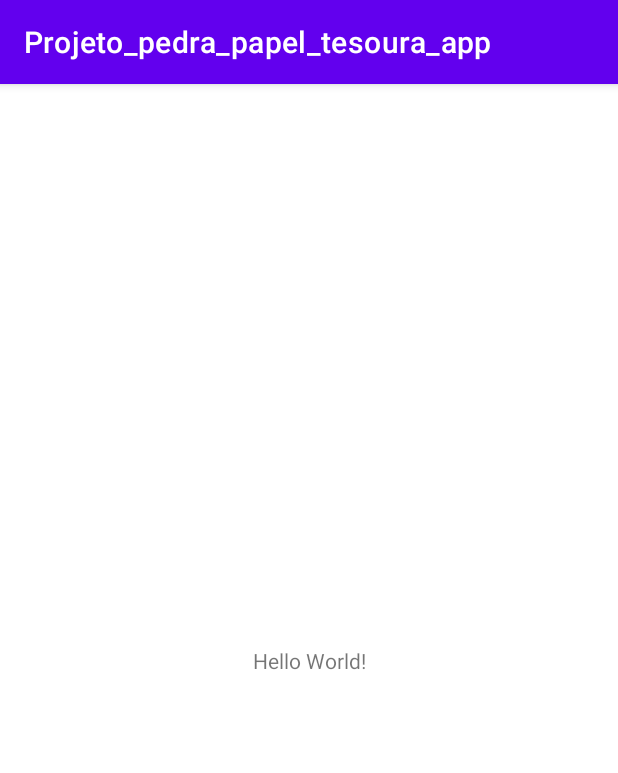
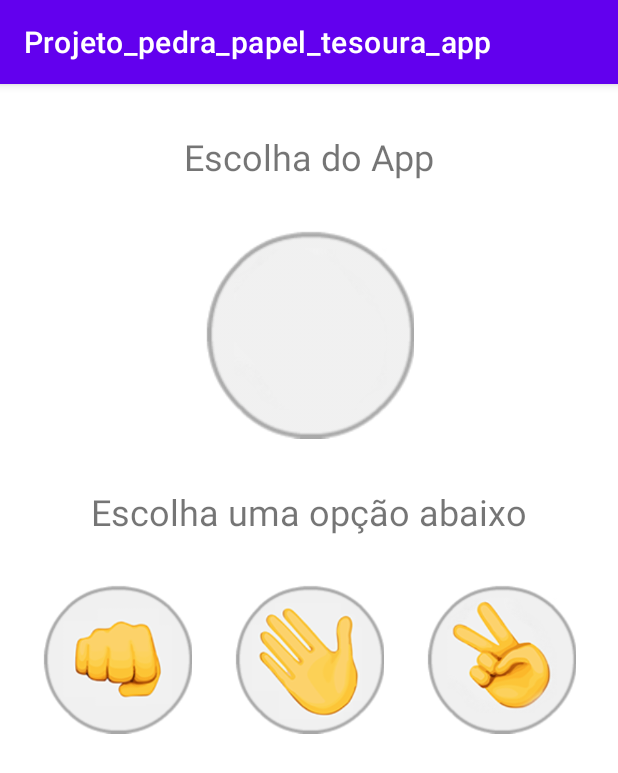
Before and after one commit to diegocb81/Projeto_pedra_papel_tesoura_app, an Android app: the screen it shows after launch (MainActivity), on a phone screen of 412 x 824 dp. Shown: the top 773 px of the screen. Run offline under Robolectric (Android 15) with nearby library versions, the phone set to English and light mode, and no system bars.

Commit message:
Configurando interface do App

```diff
--- a/app/src/main/res/layout/activity_main.xml
+++ b/app/src/main/res/layout/activity_main.xml
@@ -6,13 +6,68 @@
     android:layout_height="match_parent"
     tools:context=".MainActivity">
 
+    <ImageView
+        android:id="@+id/imageView4"
+        android:layout_width="100dp"
+        android:layout_height="100dp"
+        android:layout_marginTop="32dp"
+        app:layout_constraintEnd_toEndOf="parent"
+        app:layout_constraintHorizontal_bias="0.5"
+        app:layout_constraintStart_toEndOf="@+id/imageView2"
+        app:layout_constraintTop_toBottomOf="@+id/textView2"
+        app:srcCompat="@drawable/tesoura" />
+
+    <ImageView
+        android:id="@+id/imageView3"
+        android:layout_width="100dp"
+        android:layout_height="100dp"
+        android:layout_marginTop="32dp"
+        app:layout_constraintEnd_toStartOf="@+id/imageView2"
+        app:layout_constraintHorizontal_bias="0.5"
+        app:layout_constraintStart_toStartOf="parent"
+        app:layout_constraintTop_toBottomOf="@+id/textView2"
+        app:srcCompat="@drawable/pedra" />
+
     <TextView
+        android:id="@+id/textView"
         android:layout_width="wrap_content"
         android:layout_height="wrap_content"
-        android:text="Hello World!"
-        app:layout_constraintBottom_toBottomOf="parent"
-        app:layout_constraintLeft_toLeftOf="parent"
-        app:layout_constraintRight_toRightOf="parent"
+        android:layout_marginTop="32dp"
+        android:text="Escolha do App"
+        android:textSize="24sp"
+        app:layout_constraintEnd_toEndOf="parent"
+        app:layout_constraintStart_toStartOf="parent"
         app:layout_constraintTop_toTopOf="parent" />
 
+    <ImageView
+        android:id="@+id/imageView"
+        android:layout_width="140dp"
+        android:layout_height="140dp"
+        android:layout_marginTop="32dp"
+        app:layout_constraintEnd_toEndOf="parent"
+        app:layout_constraintStart_toStartOf="parent"
+        app:layout_constraintTop_toBottomOf="@+id/textView"
+        app:srcCompat="@drawable/padrao" />
+
+    <TextView
+        android:id="@+id/textView2"
+        android:layout_width="wrap_content"
+        android:layout_height="wrap_content"
+        android:layout_marginTop="32dp"
+        android:text="Escolha uma opção abaixo"
+        android:textSize="24sp"
+        app:layout_constraintEnd_toEndOf="parent"
+        app:layout_constraintStart_toStartOf="parent"
+        app:layout_constraintTop_toBottomOf="@+id/imageView" />
+
+    <ImageView
+        android:id="@+id/imageView2"
+        android:layout_width="100dp"
+        android:layout_height="100dp"
+        android:layout_marginTop="32dp"
+        app:layout_constraintEnd_toStartOf="@+id/imageView4"
+        app:layout_constraintHorizontal_bias="0.5"
+        app:layout_constraintStart_toEndOf="@+id/imageView3"
+        app:layout_constraintTop_toBottomOf="@+id/textView2"
+        app:srcCompat="@drawable/papel" />
 </androidx.constraintlayout.widget.ConstraintLayout>
```
Also changed, not shown: app/src/main/res/drawable/padrao.png (added), app/src/main/res/drawable/papel.png (added), app/src/main/res/drawable/pedra.png (added), app/src/main/res/drawable/tesoura.png (added).
